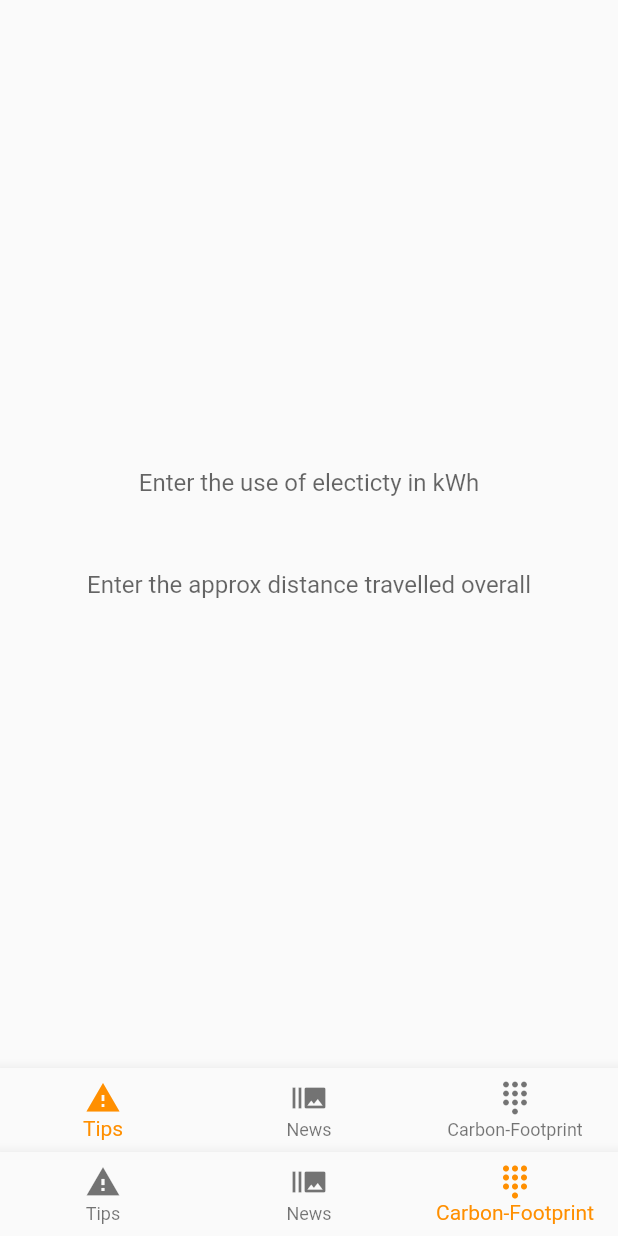
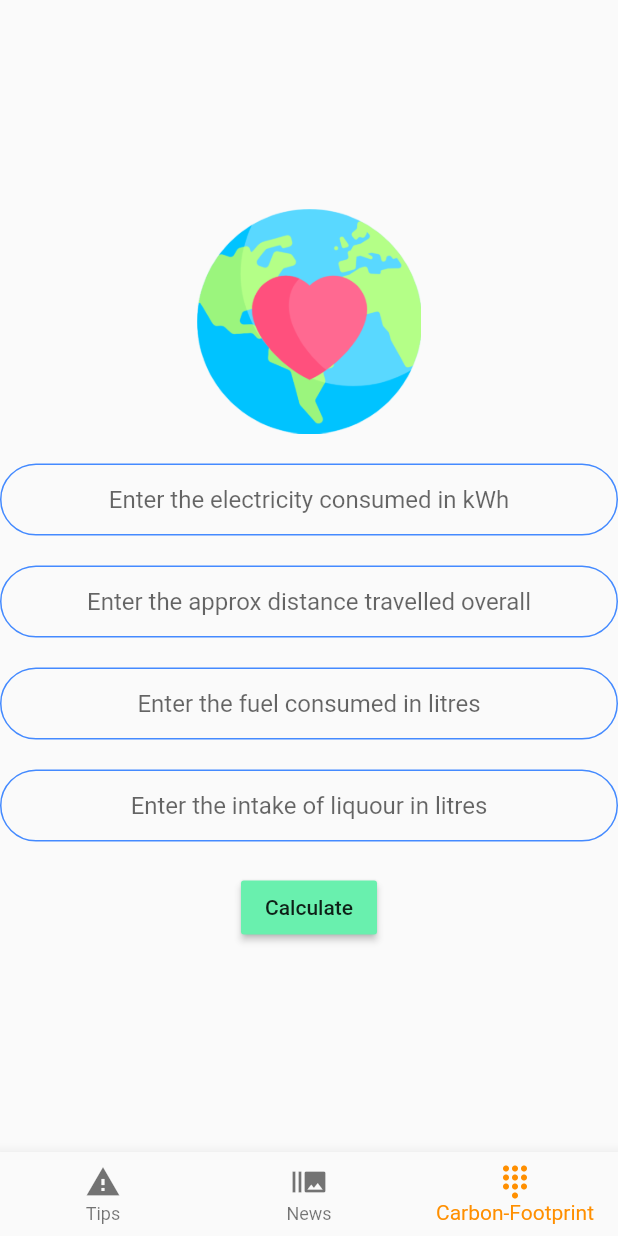
Before and after one commit to teddyphotos/MUJ-Hacks-3.0, a Flutter app: the screen it shows after launch, item 3 of the bottom bar chosen, on a phone screen of 412 x 824 dp. Run offline on Flutter 3.47's test engine with Material 2 defaults, Android fonts, the light colour scheme and no system bars; network calls fail.

Commit message:
Carbon Bhai

```diff
--- a/lib/carbon_screen.dart
+++ b/lib/carbon_screen.dart
@@ -1,49 +1,59 @@
 import 'package:flutter/material.dart';
 
+
 class CarbonFootprint extends StatefulWidget {
+
   @override
   _CarbonFootprintState createState() => _CarbonFootprintState();
 }
 
 class _CarbonFootprintState extends State<CarbonFootprint> {
-  int _selectedIndex = 0;
-  String electricity,distance;
-  static const TextStyle optionStyle =
-      TextStyle(fontSize: 30, fontWeight: FontWeight.bold);
-  static const List<Widget> _widgetOptions = <Widget>[
-    Text(
-      'Index 0: TIPS ',
-      style: optionStyle,
-    ),
-    Text(
-      'Index 1: NEWS',
-      style: optionStyle,
-    ),
-    Text(
-      'Index 2: CALCULATOR',
-      style: optionStyle,
-    ),
-  ];
-  void _onItemTapped(int index) {
-    setState(() {
-      _selectedIndex = index;
-    });
-  }
+
+  static String electricity,distance,fuel,liqour;
+  //  int ele = int.parse(electricity);
+  //  int dis = int.parse(distance);
+  //   int  result= ele*dis;
+
+
+
   @override
   Widget build(BuildContext context) {
     return Scaffold(
+
       body: Center(
-        child:Column(
+        child:SingleChildScrollView(
+                  child: Column(
             mainAxisAlignment: MainAxisAlignment.center,
+
              children: <Widget>[
+               Image.asset('assets/images/Orbis.png',height: 150.0,),
+               SizedBox(
+                  height: 20.0,
+                ),
+
+
+
                 TextField(
+
                   keyboardType: TextInputType.number,
-                decoration: InputDecoration(border: InputBorder.none,
-                hintText: 'Enter the use of electicty in kWh'),
+                   decoration: InputDecoration(
+                  hintText: 'Enter the electricity consumed in kWh',
+                  contentPadding: EdgeInsets.symmetric(vertical: 10.0, horizontal: 20.0),
+                  border: OutlineInputBorder(
+                  borderRadius: BorderRadius.all(Radius.circular(32.0)),
+                  ),
+                      enabledBorder: OutlineInputBorder(
+                    borderSide: BorderSide(color: Colors.blueAccent, width: 1.0),
+                    borderRadius: BorderRadius.all(Radius.circular(32.0)),
+                    ),
+                  focusedBorder: OutlineInputBorder(
+                  borderSide: BorderSide(color: Colors.blueAccent, width: 2.0),
+                  borderRadius: BorderRadius.all(Radius.circular(32.0)),
+  ),
+                  ),
 
                   style: TextStyle(color: Colors.black),
                    textAlign: TextAlign.center,
-
                     onChanged: (value) {
                     electricity = value;
                   },
@@ -53,8 +63,21 @@ class _CarbonFootprintState extends State<CarbonFootprint> {
                 ),
                 TextField(
                   keyboardType: TextInputType.number,
-                decoration: InputDecoration(border: InputBorder.none,
-                hintText: 'Enter the approx distance travelled overall'),
+                  decoration: InputDecoration(
+                  hintText: 'Enter the approx distance travelled overall',
+                  contentPadding: EdgeInsets.symmetric(vertical: 10.0, horizontal: 20.0),
+                  border: OutlineInputBorder(
+                  borderRadius: BorderRadius.all(Radius.circular(32.0)),
+                  ),
+                      enabledBorder: OutlineInputBorder(
+                    borderSide: BorderSide(color: Colors.blueAccent, width: 1.0),
+                    borderRadius: BorderRadius.all(Radius.circular(32.0)),
+                    ),
+                  focusedBorder: OutlineInputBorder(
+                  borderSide: BorderSide(color: Colors.blueAccent, width: 2.0),
+                  borderRadius: BorderRadius.all(Radius.circular(32.0)),
+  ),
+                  ),
 
                   style: TextStyle(color: Colors.black),
                   textAlign: TextAlign.center,
@@ -63,37 +86,85 @@ class _CarbonFootprintState extends State<CarbonFootprint> {
                     distance = value;
                   },
                 ),
+                SizedBox(
+                  height: 20.0,
+                ),
+                TextField(
 
-           ],
-        )
+                  keyboardType: TextInputType.number,
+                   decoration: InputDecoration(
+                  hintText: 'Enter the fuel consumed in litres',
+                  contentPadding: EdgeInsets.symmetric(vertical: 10.0, horizontal: 20.0),
+                  border: OutlineInputBorder(
+                  borderRadius: BorderRadius.all(Radius.circular(32.0)),
+                  ),
+                      enabledBorder: OutlineInputBorder(
+                    borderSide: BorderSide(color: Colors.blueAccent, width: 1.0),
+                    borderRadius: BorderRadius.all(Radius.circular(32.0)),
+                    ),
+                  focusedBorder: OutlineInputBorder(
+                  borderSide: BorderSide(color: Colors.blueAccent, width: 2.0),
+                  borderRadius: BorderRadius.all(Radius.circular(32.0)),
+  ),
+                  ),
+
+                  style: TextStyle(color: Colors.black),
+                   textAlign: TextAlign.center,
+                    onChanged: (value) {
+                    fuel = value;
+                  },
+                ),
+                SizedBox(
+                  height: 20.0,
+                ),
+                TextField(
+
+                  keyboardType: TextInputType.number,
+                   decoration: InputDecoration(
+                  hintText: 'Enter the intake of liquour in litres',
+                  contentPadding: EdgeInsets.symmetric(vertical: 10.0, horizontal: 20.0),
+                  border: OutlineInputBorder(
+                  borderRadius: BorderRadius.all(Radius.circular(32.0)),
+                  ),
+                      enabledBorder: OutlineInputBorder(
+                    borderSide: BorderSide(color: Colors.blueAccent, width: 1.0),
+                    borderRadius: BorderRadius.all(Radius.circular(32.0)),
+                    ),
+                  focusedBorder: OutlineInputBorder(
+                  borderSide: BorderSide(color: Colors.blueAccent, width: 2.0),
+                  borderRadius: BorderRadius.all(Radius.circular(32.0)),
+  ),
+                  ),
+
+                  style: TextStyle(color: Colors.black),
+                   textAlign: TextAlign.center,
+                    onChanged: (value) {
+                    fuel = value;
+                  },
+                ),
+                SizedBox(
+                  height: 20.0,
+                ),
+                RaisedButton(
+                  color: Colors.greenAccent,
+                  child: Text("Calculate"),
+
+                  onPressed: (){
+                    setState(() {
+
+
+                    });
+                  },
+
+
                 ),
 
 
+             ],
 
-      bottomNavigationBar: BottomNavigationBar(
-        items: const <BottomNavigationBarItem>[
-          // BottomNavigationBarItem(
-          //   icon: Icon(Icons.home),
-          //   title: Text('Orbis',style: TextStyle(color: Colors.black)),
-          // ),
-          BottomNavigationBarItem(
-            icon: Icon(Icons.warning),
-            title: Text('Tips',style: TextStyle(color: Colors.black)),
       ),
-          BottomNavigationBarItem(
-            icon: Icon(Icons.burst_mode),
-            title: Text('News',style: TextStyle(color: Colors.black)),
         ),
-          BottomNavigationBarItem(
-            icon: Icon(Icons.dialpad),
-            title: Text('Carbon-Footprint',style: TextStyle(color: Colors.black),),
       ),
-        ],
-        currentIndex: _selectedIndex,
-        selectedItemColor: Colors.amber[800],
-        onTap: _onItemTapped,
-      ),
-
     );
   }
 }
```
Lines whose indentation alone changed are shown as unchanged.
